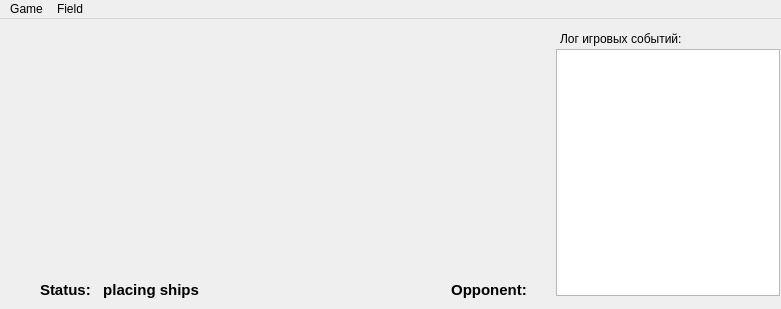
smokfyz/gui_1h2020-battleship, file client/mainwindow.ui: the form before one commit.
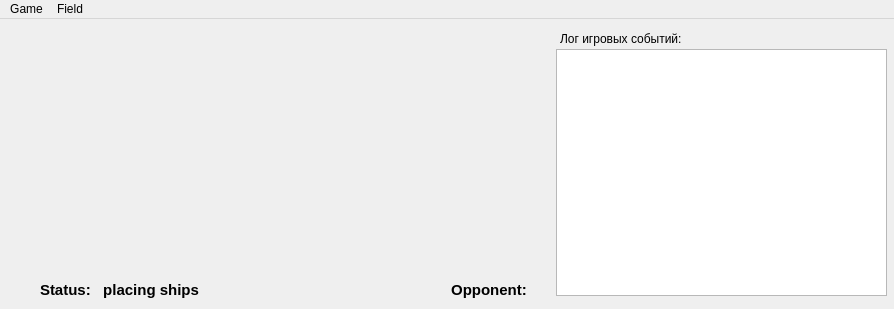
The form after the commit.

```diff
--- a/client/mainwindow.ui
+++ b/client/mainwindow.ui
@@ -9,19 +9,19 @@
    <rect>
     <x>0</x>
     <y>0</y>
-    <width>781</width>
+    <width>894</width>
     <height>309</height>
    </rect>
   </property>
   <property name="minimumSize">
    <size>
-    <width>781</width>
+    <width>894</width>
     <height>309</height>
    </size>
   </property>
   <property name="maximumSize">
    <size>
-    <width>781</width>
+    <width>894</width>
     <height>309</height>
    </size>
   </property>
@@ -85,7 +85,7 @@
      <rect>
       <x>556</x>
       <y>30</y>
-      <width>224</width>
+      <width>331</width>
       <height>247</height>
      </rect>
     </property>
@@ -109,7 +109,7 @@
     <rect>
      <x>0</x>
      <y>0</y>
-     <width>781</width>
+     <width>894</width>
      <height>22</height>
     </rect>
    </property>
```
